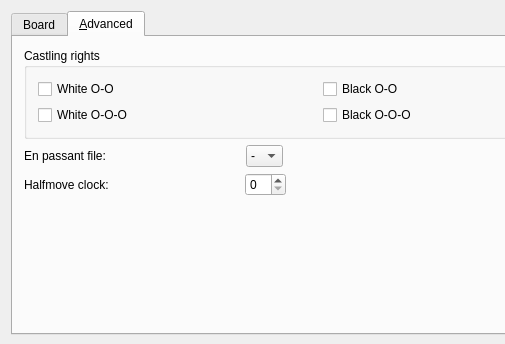
First picture: the form in src/gui/boardsetup.ui, repository madnight/chessx, before the edit; both pictures show x 0 to 505 and y 0 to 344 of the 639 by 507 pixel window.
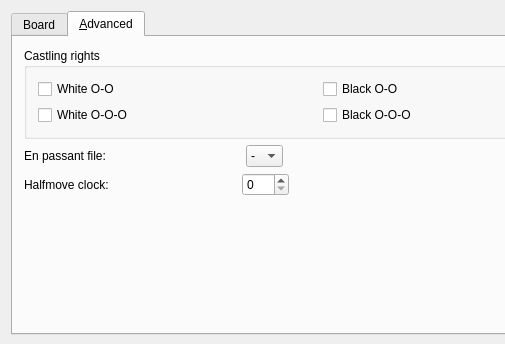
Second picture: the form after the edit. The open tabs and pages were chosen to show the change. Icons and pictures are not drawn. Custom widgets are drawn as their Qt base class.

Commit message: Bugfix: Entering half-ply count was limited to 99 moves (thx to Niklas)

```diff
--- a/src/gui/boardsetup.ui
+++ b/src/gui/boardsetup.ui
@@ -412,7 +412,7 @@
             <number>0</number>
            </property>
            <property name="maximum">
-            <number>99</number>
+            <number>999</number>
            </property>
            <property name="value">
             <number>0</number>
```
Left out of the diff: 2 changed lines with no effect on the pictures.
